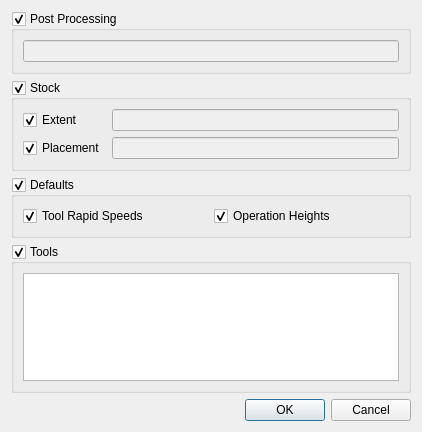
Before: the Qt Designer form src/Mod/Path/Gui/Resources/panels/DlgJobTemplateExport.ui in berndhahnebach/All_FreeCAD, drawn with Qt 5.
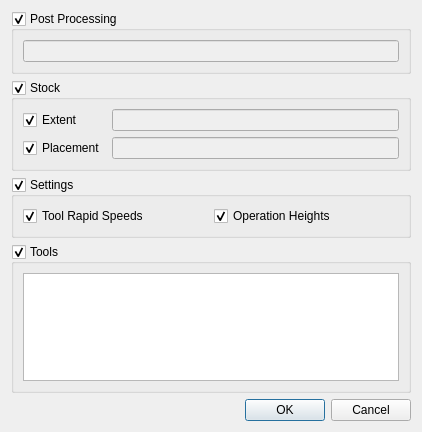
After: the same form once the commit is applied.

Commit message: Switched default values into Settings spreadsheet.

```diff
--- a/src/Mod/Path/Gui/Resources/panels/DlgJobTemplateExport.ui
+++ b/src/Mod/Path/Gui/Resources/panels/DlgJobTemplateExport.ui
@@ -115,7 +115,7 @@
       <string>&lt;html&gt;&lt;head/&gt;&lt;body&gt;&lt;p&gt;Enable to include the default values in the template.&lt;/p&gt;&lt;/body&gt;&lt;/html&gt;</string>
      </property>
      <property name="title">
-      <string>Defaults</string>
+      <string>Settings</string>
      </property>
      <property name="checkable">
       <bool>true</bool>
```
The commit also changes 4 other files.
